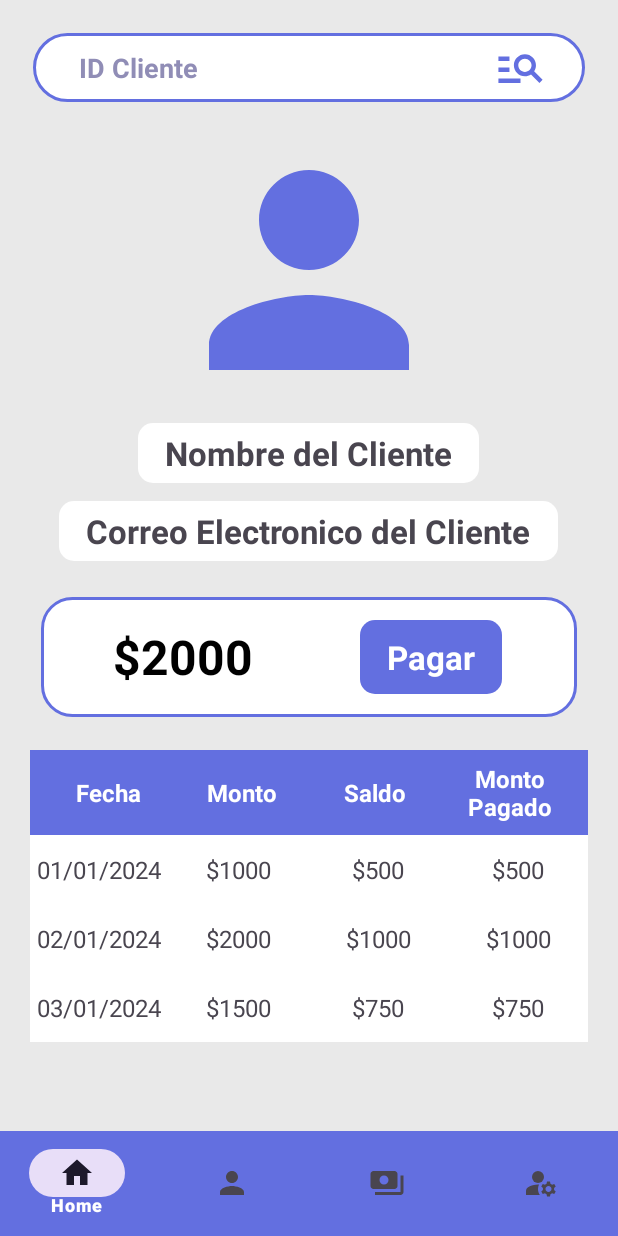
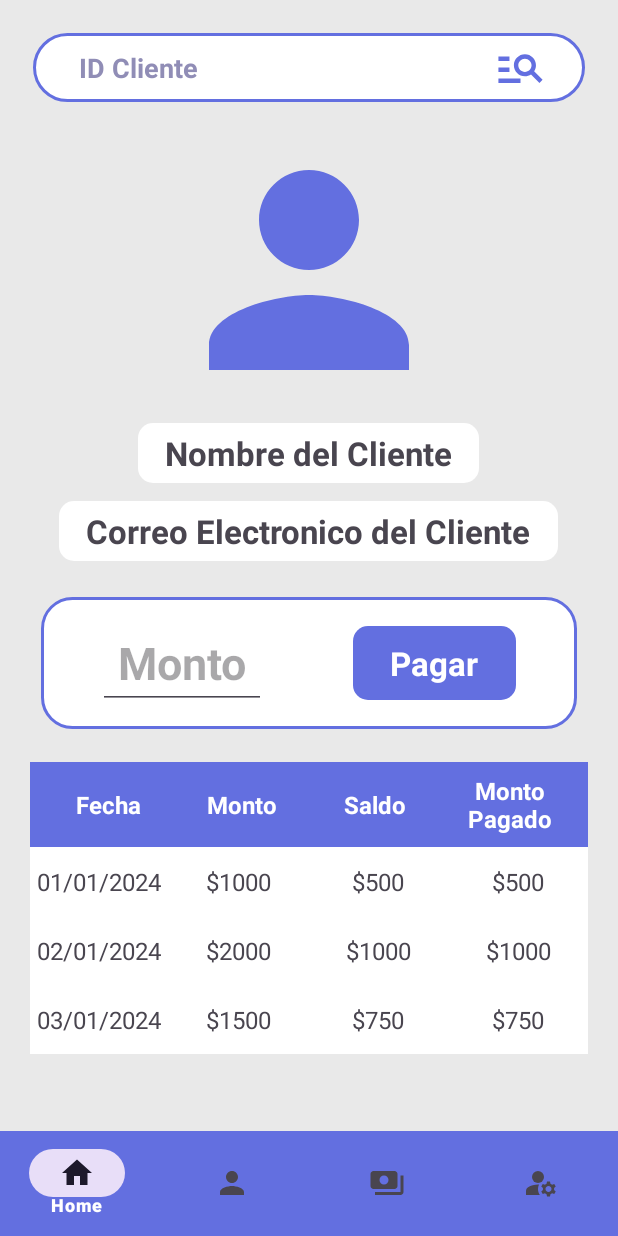
Before and after one commit to MancillaO/ProLender, an Android app: the fragment CobrarFragment placed in its activity, on a phone screen of 412 x 824 dp. Run offline under Robolectric (Android 15) with nearby library versions, the phone set to English and light mode, and no system bars.

Commit message:
EditText corregido en el fragment de cobros

```diff
--- a/app/src/main/res/layout/fragment_cobrar.xml
+++ b/app/src/main/res/layout/fragment_cobrar.xml
@@ -91,38 +91,56 @@
             android:paddingHorizontal="20dp"
             android:paddingVertical="7dp"/>
 
-        <RelativeLayout
+        <LinearLayout
             android:id="@+id/Cantidad"
             android:layout_width="match_parent"
             android:layout_height="wrap_content"
             android:layout_below="@id/txtCorreo"
             android:background="@drawable/card_cantidad"
             android:layout_marginTop="20dp"
-            android:paddingHorizontal="50dp"
+            android:paddingHorizontal="40dp"
             android:paddingVertical="15dp"
             android:layout_marginHorizontal="25dp"
+            android:orientation="horizontal"
+            android:gravity="center_vertical"
             >
 
-            <TextView
+            <!--<TextView
                 android:layout_width="wrap_content"
                 android:layout_height="wrap_content"
                 android:text="$2000"
                 android:textStyle="bold"
                 android:textSize="32sp"
                 android:textColor="#000000"
-                android:layout_centerVertical="true"
+                />-->
+            <EditText
+                android:id="@+id/campoMonto"
+                android:layout_width="0dp"
+                android:layout_height="wrap_content"
+                android:layout_weight=".40"
+                android:hint="Monto"
+                android:ems="10"
+                android:textSize="30sp"
+                android:textColor="#000000"
+                android:textStyle="bold"
+                android:gravity="center"
                 />
+
+            <Space
+                android:layout_width="0dp"
+                android:layout_height="wrap_content"
+                android:layout_weight="0.20" />
 
             <RelativeLayout
                 android:id="@+id/btnPagar"
-                android:layout_width="wrap_content"
+                android:layout_width="0dp"
                 android:layout_height="wrap_content"
+                android:layout_weight=".40"
                 android:paddingHorizontal="20dp"
                 android:paddingVertical="12dp"
-                android:layout_alignParentEnd="true"
-                android:layout_centerVertical="true"
                 android:background="@drawable/boton_pagar"
                 android:clickable="true"
+                android:gravity="center_horizontal"
                 >
 
                 <TextView
@@ -136,7 +154,7 @@
 
             </RelativeLayout>
 
-        </RelativeLayout>
+        </LinearLayout>
 
         <TableLayout
             android:layout_below="@id/Cantidad"
--- a/app/src/main/res/layout/fragment_home.xml
+++ b/app/src/main/res/layout/fragment_home.xml
@@ -203,7 +203,7 @@
                 android:layout_width="match_parent"
                 android:layout_height="wrap_content"
                 android:layout_below="@id/cardTop"
-                android:layout_marginTop="20dp"
+                android:layout_marginTop="15dp"
                 android:layout_marginHorizontal="15dp"
                 android:layout_centerHorizontal="true"
                 android:paddingHorizontal="20dp"
```
